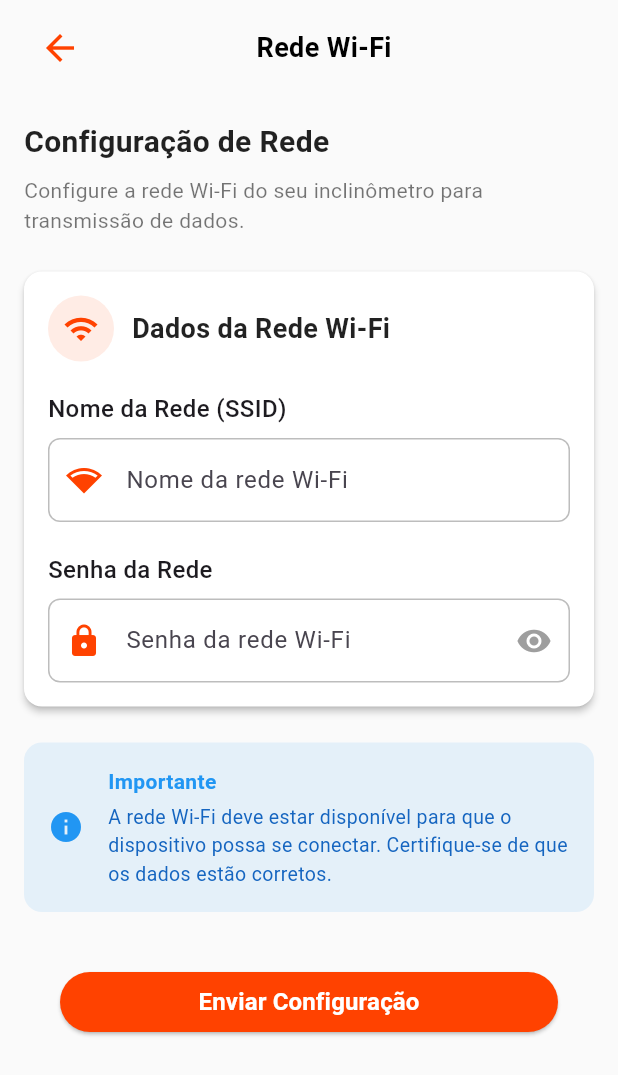
After one commit to ramonVSCorrea/aplicativo_inclinometro, a Flutter app: the WiFiConfigPage screen opened directly, on a phone screen of 412 x 824 dp. The commit adds this screen. Shown: the top 1075 px of the screen. Run offline on Flutter 3.47's test engine with Material 3 defaults, Android fonts, the phone set to English and light mode, and no system bars; our stand-ins replace cloud_firestore, file_picker, firebase_auth, firebase_core, flutter_bluetooth_serial, google_maps_flutter and 3 more; accounts and stored records are empty; Roboto replaces fonts that are missing (Poppins).

Commit message:
✨ feat: tela de alteração wifi

```diff
--- a/lib/store/variables.dart
+++ b/lib/store/variables.dart
@@ -8,6 +8,9 @@ double bloqueioFrontal = 0;
 
 double calibracaoLateral = 0;
 double calibracaoFrontal = 0;
+
+String ssid = '';
+String password = '';
 
 bool sendingMSG = false;
 bool connected = false;
--- /dev/null
+++ b/lib/views/wifi_config_page.dart
@@ -0,0 +1,486 @@
+import 'dart:convert';
+import 'dart:typed_data';
+
+import 'package:aplicativo_inclinometro/components/custom_button.dart';
+import 'package:aplicativo_inclinometro/store/variables.dart';
+import 'package:flutter/material.dart';
+
+class WiFiConfigPage extends StatefulWidget {
+  @override
+  _WiFiConfigPageState createState() => _WiFiConfigPageState();
+}
+
+class _WiFiConfigPageState extends State<WiFiConfigPage> {
+  final _ssidController = TextEditingController();
+  final _passwordController = TextEditingController();
+  final _formKey = GlobalKey<FormState>();
+  bool _obscurePassword = true;
+
+  @override
+  void initState() {
+    super.initState();
+    _ssidController.text = ssid;
+    _passwordController.text = password;
+  }
+
+  @override
+  void dispose() {
+    _ssidController.dispose();
+    _passwordController.dispose();
+    super.dispose();
+  }
+
+  void sendWiFiConfig() async {
+    Map<String, dynamic> jsonData = {
+      "wifiConfigs": {
+        "SSID": _ssidController.text,
+        "password": _passwordController.text
+      }
+    };
+
+    String msgBT = jsonEncode(jsonData);
+
+    if (connection == null) {
+      print('Conexão Bluetooth não estabelecida!');
+      _showErrorDialog('Erro de Conexão', 'Conexão Bluetooth não estabelecida!');
+      return;
+    }
+
+    try {
+      connection!.output.add(Uint8List.fromList(msgBT.codeUnits));
+      await connection!.output.allSent;
+      print('Mensagem enviada: $msgBT');
+
+      // Atualiza as variáveis globais
+      ssid = _ssidController.text;
+      password = _passwordController.text;
+
+      _showSuccessDialog();
+    } catch (ex) {
+      print('Erro ao enviar mensagem: $ex');
+      _showErrorDialog('Erro de Comunicação', 'Não foi possível enviar a configuração: $ex');
+    }
+  }
+
+  void _showSuccessDialog() {
+    showDialog(
+      context: context,
+      builder: (BuildContext context) {
+        return AlertDialog(
+          backgroundColor: Colors.white,
+          title: Row(
+            children: [
+              Icon(Icons.check_circle, color: Colors.green),
+              SizedBox(width: 10),
+              Text(
+                "Salvo!",
+                style: TextStyle(
+                  fontFamily: 'Poppins',
+                  fontWeight: FontWeight.bold,
+                ),
+              ),
+            ],
+          ),
+          content: Column(
+            crossAxisAlignment: CrossAxisAlignment.start,
+            mainAxisSize: MainAxisSize.min,
+            children: <Widget>[
+              Container(
+                margin: EdgeInsets.symmetric(vertical: 8),
+                padding: EdgeInsets.all(16),
+                decoration: BoxDecoration(
+                  color: Colors.grey[50],
+                  borderRadius: BorderRadius.circular(12),
+                  boxShadow: [
+                    BoxShadow(
+                      color: Colors.grey.withOpacity(0.1),
+                      spreadRadius: 1,
+                      blurRadius: 3,
+                    ),
+                  ],
+                  border: Border.all(
+                    color: Color(0xFFFF4200).withOpacity(0.3),
+                  ),
+                ),
+                child: Row(
+                  children: [
+                    Icon(Icons.wifi, color: Color(0xFFFF4200)),
+                    SizedBox(width: 12),
+                    Expanded(
+                      child: Column(
+                        crossAxisAlignment: CrossAxisAlignment.start,
+                        children: [
+                          Text(
+                            "Nome da Rede",
+                            style: TextStyle(
+                              fontFamily: 'Poppins',
+                              fontWeight: FontWeight.w600,
+                              color: Colors.black87,
+                            ),
+                          ),
+                          Text(
+                            ssid,
+                            style: TextStyle(
+                              fontFamily: 'Poppins',
+                              fontSize: 16,
+                              fontWeight: FontWeight.bold,
+                              color: Color(0xFFFF4200),
+                            ),
+                            overflow: TextOverflow.ellipsis,
+                          ),
+                        ],
+                      ),
+                    ),
+                  ],
+                ),
+              ),
+              Text(
+                "A configuração foi enviada com sucesso para o dispositivo.",
+                style: TextStyle(
+                  fontFamily: 'Poppins',
+                  color: Colors.black87,
+                ),
+              ),
+              SizedBox(height: 8),
+              Text(
+                "O dispositivo tentará se conectar à nova rede Wi-Fi.",
+                style: TextStyle(
+                  fontFamily: 'Poppins',
+                  color: Colors.black87,
+                ),
+              ),
+            ],
+          ),
+          shape: RoundedRectangleBorder(
+            borderRadius: BorderRadius.circular(16),
+          ),
+          actions: <Widget>[
+            TextButton(
+              child: Text(
+                "FECHAR",
+                style: TextStyle(
+                  color: Color(0xFFFF4200),
+                  fontFamily: 'Poppins',
+                  fontWeight: FontWeight.bold,
+                ),
+              ),
+              onPressed: () {
+                Navigator.of(context).pop();
+              },
+            ),
+          ],
+        );
+      },
+    );
+  }
+
+  void _showErrorDialog(String title, String message) {
+    showDialog(
+      context: context,
+      builder: (BuildContext context) {
+        return AlertDialog(
+          title: Text(
+            title,
+            style: TextStyle(
+              fontFamily: 'Poppins',
+              fontWeight: FontWeight.bold,
+            ),
+          ),
+          content: Text(
+            message,
+            style: TextStyle(
+              fontFamily: 'Poppins',
+            ),
+          ),
+          actions: <Widget>[
+            TextButton(
+              child: Text(
+                "OK",
+                style: TextStyle(
+                  color: Color(0xFFFF4200),
+                  fontFamily: 'Poppins',
+                  fontWeight: FontWeight.bold,
+                ),
+              ),
+              onPressed: () {
+                Navigator.of(context).pop();
+              },
+            ),
+          ],
+        );
+      },
+    );
+  }
+
+  @override
+  Widget build(BuildContext context) {
+    return Scaffold(
+      backgroundColor: Colors.grey[50],
+      body: Form(
+        key: _formKey,
+        child: SafeArea(
+          child: Column(
+            crossAxisAlignment: CrossAxisAlignment.start,
+            children: [
+              // Barra superior personalizada
+              Container(
+                padding: EdgeInsets.symmetric(horizontal: 16.0, vertical: 8.0),
+                child: Row(
+                  mainAxisAlignment: MainAxisAlignment.spaceBetween,
+                  children: [
+                    IconButton(
+                      icon: Icon(Icons.arrow_back, color: Color(0xFFFF4200), size: 28),
+                      padding: EdgeInsets.zero,
+                      constraints: BoxConstraints(),
+                      onPressed: () => Navigator.pop(context),
+                    ),
+                    Text(
+                      'Rede Wi-Fi',
+                      style: TextStyle(
+                        color: Colors.black,
+                        fontFamily: 'Poppins',
+                        fontWeight: FontWeight.bold,
+                        fontSize: 18,
+                      ),
+                    ),
+                    SizedBox(width: 28),
+                  ],
+                ),
+              ),
+
+              // Conteúdo principal
+              Expanded(
+                child: SingleChildScrollView(
+                  physics: BouncingScrollPhysics(),
+                  padding: EdgeInsets.all(16),
+                  child: Column(
+                    crossAxisAlignment: CrossAxisAlignment.start,
+                    children: <Widget>[
+                      // Título e descrição
+                      Text(
+                        "Configuração de Rede",
+                        style: TextStyle(
+                          fontSize: 20,
+                          fontWeight: FontWeight.bold,
+                          fontFamily: 'Poppins',
+                          color: Colors.black87,
+                        ),
+                      ),
+                      SizedBox(height: 8),
+                      Text(
+                        "Configure a rede Wi-Fi do seu inclinômetro para transmissão de dados.",
+                        style: TextStyle(
+                          fontSize: 14,
+                          fontFamily: 'Poppins',
+                          color: Colors.black54,
+                        ),
+                      ),
+                      SizedBox(height: 24),
+
+                      // Card de Configuração
+                      Card(
+                        elevation: 2,
+                        margin: EdgeInsets.zero,
+                        shape: RoundedRectangleBorder(borderRadius: BorderRadius.circular(12)),
+                        color: Colors.white,
+                        child: Padding(
+                          padding: EdgeInsets.all(16),
+                          child: Column(
+                            crossAxisAlignment: CrossAxisAlignment.start,
+                            children: [
+                              // Ícone e título
+                              Row(
+                                children: [
+                                  Container(
+                                    padding: EdgeInsets.all(10),
+                                    decoration: BoxDecoration(
+                                      color: Color(0xFFFF4200).withOpacity(0.1),
+                                      shape: BoxShape.circle,
+                                    ),
+                                    child: Icon(
+                                      Icons.wifi,
+                                      color: Color(0xFFFF4200),
+                                    ),
+                                  ),
+                                  SizedBox(width: 12),
+                                  Text(
+                                    "Dados da Rede Wi-Fi",
+                                    style: TextStyle(
+                                      fontSize: 18,
+                                      fontWeight: FontWeight.bold,
+                                      fontFamily: 'Poppins',
+                                      color: Colors.black87,
+                                    ),
+                                  ),
+                                ],
+                              ),
+                              SizedBox(height: 20),
+
+                              // Campo SSID
+                              Text(
+                                "Nome da Rede (SSID)",
+                                style: TextStyle(
+                                  fontSize: 16,
+                                  fontFamily: 'Poppins',
+                                  fontWeight: FontWeight.w500,
+                                ),
+                              ),
+                              SizedBox(height: 8),
+                              TextFormField(
+                                controller: _ssidController,
+                                style: TextStyle(
+                                  fontSize: 16,
+                                  fontFamily: 'Poppins',
+                                ),
+                                decoration: InputDecoration(
+                                  prefixIcon: Icon(Icons.network_wifi, color: Color(0xFFFF4200)),
+                                  hintText: "Nome da rede Wi-Fi",
+                                  contentPadding: EdgeInsets.symmetric(horizontal: 16, vertical: 16),
+                                  border: OutlineInputBorder(
+                                    borderRadius: BorderRadius.circular(8),
+                                    borderSide: BorderSide(color: Colors.grey),
+                                  ),
+                                  enabledBorder: OutlineInputBorder(
+                                    borderRadius: BorderRadius.circular(8),
+                                    borderSide: BorderSide(color: Colors.grey[400]!),
+                                  ),
+                                  focusedBorder: OutlineInputBorder(
+                                    borderRadius: BorderRadius.circular(8),
+                                    borderSide: BorderSide(color: Color(0xFFFF4200), width: 2),
+                                  ),
+                                ),
+                                validator: (value) {
+                                  if (value == null || value.isEmpty) {
+                                    return 'Nome da rede é obrigatório';
+                                  }
+                                  return null;
+                                },
+                              ),
+                              SizedBox(height: 20),
+
+                              // Campo Senha
+                              Text(
+                                "Senha da Rede",
+                                style: TextStyle(
+                                  fontSize: 16,
+                                  fontFamily: 'Poppins',
+                                  fontWeight: FontWeight.w500,
+                                ),
+                              ),
+                              SizedBox(height: 8),
+                              TextFormField(
+                                controller: _passwordController,
+                                obscureText: _obscurePassword,
+                                style: TextStyle(
+                                  fontSize: 16,
+                                  fontFamily: 'Poppins',
+                                ),
+                                decoration: InputDecoration(
+                                  prefixIcon: Icon(Icons.lock, color: Color(0xFFFF4200)),
+                                  suffixIcon: IconButton(
+                                    icon: Icon(
+                                      _obscurePassword ? Icons.visibility : Icons.visibility_off,
+                                      color: Colors.grey,
+                                    ),
+                                    onPressed: () {
+                                      setState(() {
+                                        _obscurePassword = !_obscurePassword;
+                                      });
+                                    },
+                                  ),
+                                  hintText: "Senha da rede Wi-Fi",
+                                  contentPadding: EdgeInsets.symmetric(horizontal: 16, vertical: 16),
+                                  border: OutlineInputBorder(
+                                    borderRadius: BorderRadius.circular(8),
+                                    borderSide: BorderSide(color: Colors.grey),
+                                  ),
+                                  enabledBorder: OutlineInputBorder(
+                                    borderRadius: BorderRadius.circular(8),
+                                    borderSide: BorderSide(color: Colors.grey[400]!),
+                                  ),
+                                  focusedBorder: OutlineInputBorder(
+                                    borderRadius: BorderRadius.circular(8),
+                                    borderSide: BorderSide(color: Color(0xFFFF4200), width: 2),
+                                  ),
+                                ),
+                                validator: (value) {
+                                  if (value == null || value.isEmpty) {
+                                    return 'Senha da rede é obrigatória';
+                                  }
+                                  return null;
+                                },
+                              ),
+                            ],
+                          ),
+                        ),
+                      ),
+
+                      SizedBox(height: 24),
+
+                      // Informações adicionais
+                      Card(
+                        elevation: 0,
+                        margin: EdgeInsets.zero,
+                        shape: RoundedRectangleBorder(borderRadius: BorderRadius.circular(12)),
+                        color: Colors.blue.withOpacity(0.1),
+                        child: Padding(
+                          padding: EdgeInsets.all(16),
+                          child: Row(
+                            children: [
+                              Icon(Icons.info, color: Colors.blue),
+                              SizedBox(width: 16),
+                              Expanded(
+                                child: Column(
+                                  crossAxisAlignment: CrossAxisAlignment.start,
+                                  children: [
+                                    Text(
+                                      "Importante",
+                                      style: TextStyle(
+                                        fontWeight: FontWeight.bold,
+                                        color: Colors.blue,
+                                        fontFamily: 'Poppins',
+                                      ),
+                                    ),
+                                    SizedBox(height: 4),
+                                    Text(
+                                      "A rede Wi-Fi deve estar disponível para que o dispositivo possa se conectar. Certifique-se de que os dados estão corretos.",
+                                      style: TextStyle(
+                                        fontSize: 13,
+                                        fontFamily: 'Poppins',
+                                        color: Colors.blue[800],
+                                      ),
+                                    ),
+                                  ],
+                                ),
+                              ),
+                            ],
+                          ),
+                        ),
+                      ),
+
+                      SizedBox(height: 30),
+
+                      // Botão de salvar
+                      Padding(
+                        padding: const EdgeInsets.symmetric(horizontal: 24),
+                        child: CustomButton(
+                          label: "Enviar Configuração",
+                          onPressed: () {
+                            if (_formKey.currentState!.validate()) {
+                              sendWiFiConfig();
+                            }
+                          },
+                        ),
+                      ),
+                      SizedBox(height: 16),
+                    ],
+                  ),
+                ),
+              ),
+            ],
+          ),
+        ),
+      ),
+    );
+  }
+}
```
Also changed, not shown: lib/components/bluetooth_functions.dart (+8 -2 lines), lib/views/settings_page.dart (+18 -0 lines).
